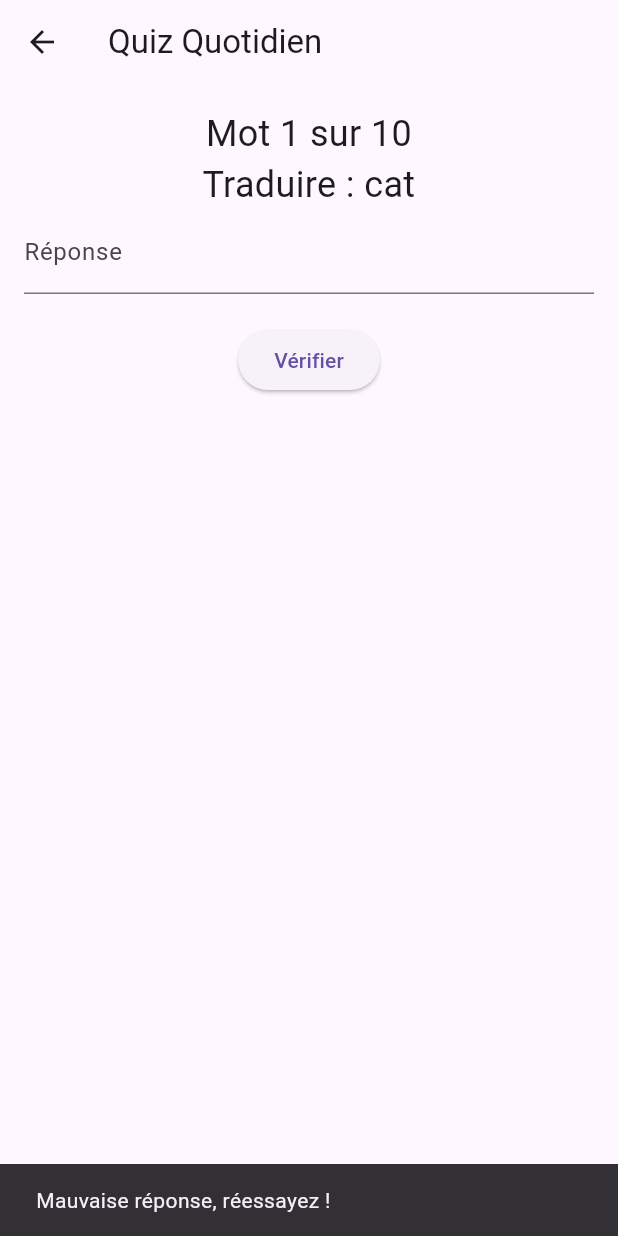
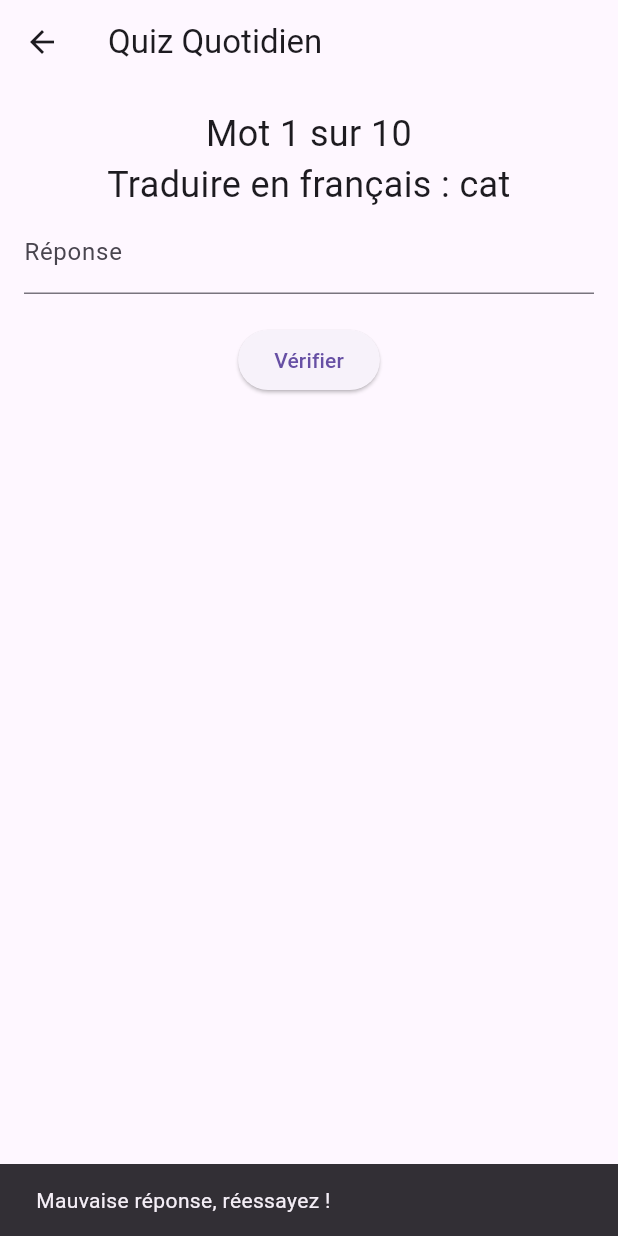
Before and after one commit to MatthieuFranques/LearnLanguage, a Flutter app: the VocabularyQuiz screen opened directly, after a tap on "Vérifier", on a phone screen of 412 x 824 dp. Run offline on Flutter 3.47's test engine with Material 3 defaults, Android fonts, the light colour scheme and no system bars; our stand-ins replace flutter_local_notifications.

Commit message:
Feat: reverse english frensh language

```diff
--- a/learn_language/lib/vocabulary/vocabularyQuiz.dart
+++ b/learn_language/lib/vocabulary/vocabularyQuiz.dart
@@ -20,6 +20,7 @@ class _VocabularyQuizState extends State<VocabularyQuiz> {
   bool isLoading = true;
   int attemptCount = 0;
   late TextEditingController _controller;
+  bool isEnglishToFrench = true; // sens de traduction
 
   @override
   void initState() {
@@ -32,55 +33,51 @@ class _VocabularyQuizState extends State<VocabularyQuiz> {
     final String response = await rootBundle.loadString('assets/words.json');
     final List data = json.decode(response);
 
-    // Crée une liste de Word
     List<Word> loadedWords =
         data.map((e) => Word(e['english'], e['french'])).toList();
 
-    // Mélange aléatoire et prend 10 mots max
     loadedWords.shuffle(Random());
     loadedWords = loadedWords.take(10).toList();
 
     setState(() {
       words = loadedWords;
       isLoading = false;
+      // Choisis le sens pour le premier mot
+      isEnglishToFrench = Random().nextBool();
     });
   }
 
+  void nextWord() {
+    if (currentIndex < words.length - 1) {
+      setState(() {
+        currentIndex++;
+        userAnswer = '';
+        attemptCount = 0;
+        isEnglishToFrench = Random().nextBool(); // nouveau sens aléatoire
+        _controller.clear();
+      });
+    } else {
+      setState(() {
+        unlocked = true;
+      });
+    }
+  }
+
   void checkAnswer() {
-    final correctAnswer = words[currentIndex].french.toLowerCase().trim();
+    final word = words[currentIndex];
+    final correctAnswer = isEnglishToFrench
+        ? word.french.toLowerCase().trim()
+        : word.english.toLowerCase().trim();
+
     if (userAnswer.toLowerCase().trim() == correctAnswer) {
-      if (currentIndex < words.length - 1) {
-        setState(() {
-          currentIndex++;
-          userAnswer = '';
-          attemptCount = 0;
-          _controller.clear();
-        });
-      } else {
-        setState(() {
-          unlocked = true;
-        });
-      }
+      nextWord();
     } else {
       attemptCount++;
       if (attemptCount >= 3) {
         ScaffoldMessenger.of(context).showSnackBar(
           SnackBar(content: Text('Réponse : $correctAnswer')),
         );
-        if (userAnswer.toLowerCase().trim() == correctAnswer) {
-          if (currentIndex < words.length - 1) {
-            setState(() {
-              currentIndex++;
-              userAnswer = '';
-              attemptCount = 0;
-              _controller.clear();
-            });
-          } else {
-            setState(() {
-              unlocked = true;
-            });
-          }
-        }
+        nextWord();
       } else {
         ScaffoldMessenger.of(context).showSnackBar(
           const SnackBar(content: Text('Mauvaise réponse, réessayez !')),
@@ -118,6 +115,8 @@ class _VocabularyQuizState extends State<VocabularyQuiz> {
     }
 
     final word = words[currentIndex];
+    final questionWord = isEnglishToFrench ? word.english : word.french;
+    final direction = isEnglishToFrench ? 'français' : 'anglais';
 
     return Scaffold(
       appBar: AppBar(title: const Text('Quiz Quotidien')),
@@ -126,7 +125,8 @@ class _VocabularyQuizState extends State<VocabularyQuiz> {
         child: Column(
           children: [
             Text(
-              'Mot ${currentIndex + 1} sur ${words.length}\nTraduire : ${word.english}',
+              'Mot ${currentIndex + 1} sur ${words.length}\n'
+              'Traduire en $direction : $questionWord',
               style: const TextStyle(fontSize: 24),
               textAlign: TextAlign.center,
             ),
```
